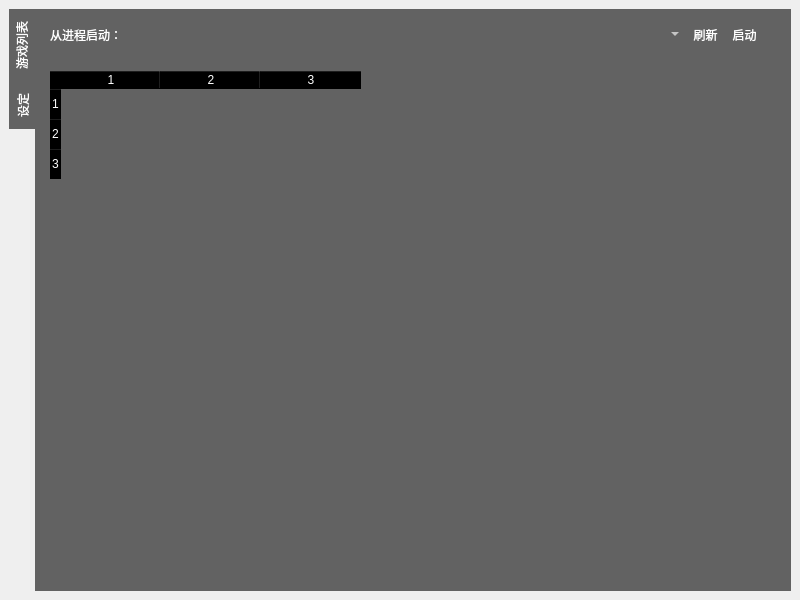
The window that src/main_window.ui (moonmagian/haru) describes before a commit, drawn with Qt 5.
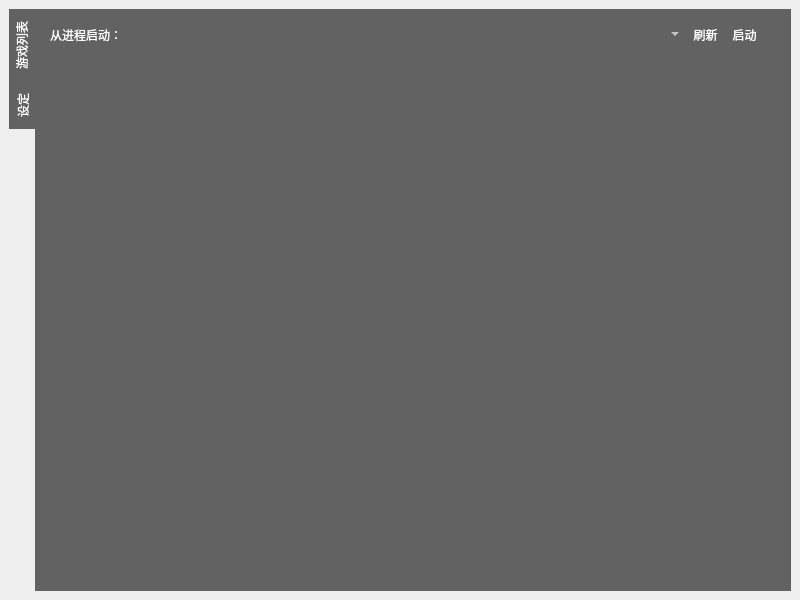
The same window after the commit. The open tabs and pages were chosen to show the change. Icons and pictures are not drawn.

Commit message: Optimized lua script execution(now supports context). Added game list read.

The edit to the form file:
```diff
--- a/src/main_window.ui
+++ b/src/main_window.ui
@@ -140,19 +140,16 @@
           </spacer>
          </item>
          <item>
-          <widget class="QTableWidget" name="game_table">
-           <property name="rowCount">
-            <number>3</number>
+          <widget class="QListWidget" name="game_table">
+           <property name="iconSize">
+            <size>
+             <width>64</width>
+             <height>64</height>
+            </size>
            </property>
-           <property name="columnCount">
-            <number>3</number>
+           <property name="resizeMode">
+            <enum>QListView::Adjust</enum>
            </property>
-           <row/>
-           <row/>
-           <row/>
-           <column/>
-           <column/>
-           <column/>
           </widget>
          </item>
         </layout>
```
Left out of the diff: 2 changed lines with no effect on the pictures. The commit also changes 11 other files.
